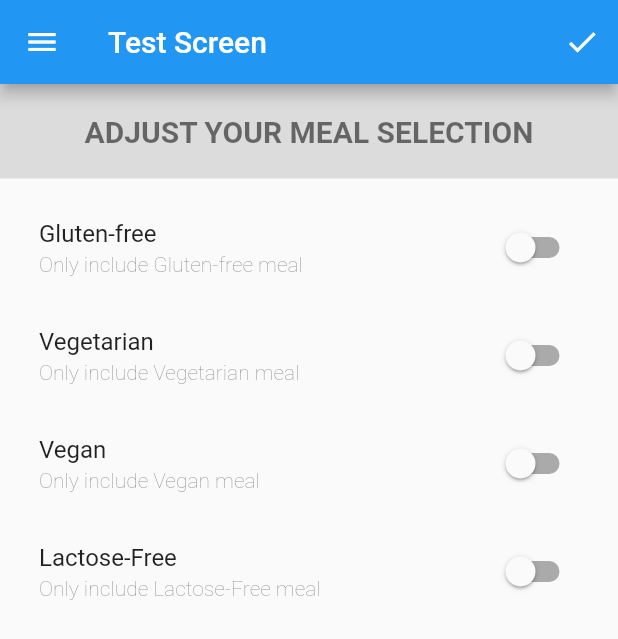
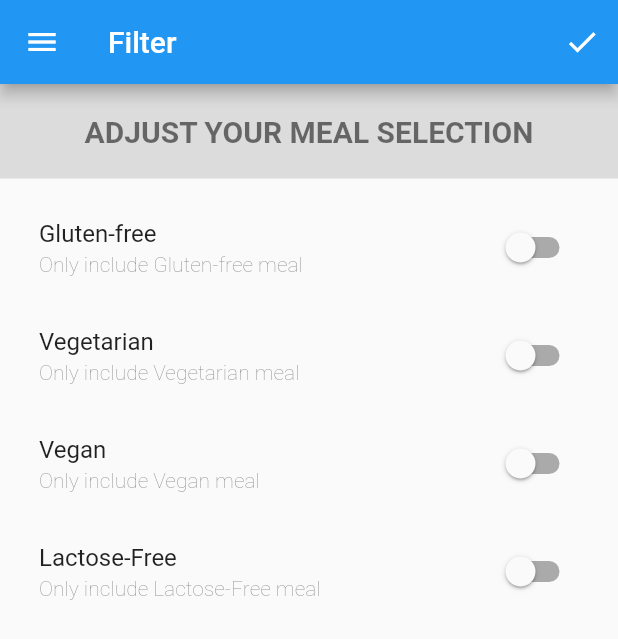
Before and after one commit to Mobarak6/FoodApp, a Flutter app: the FilterScreen screen opened by its route, on a phone screen of 412 x 824 dp. Shown: the top 639 px of the screen. Run offline on Flutter 3.47's test engine with Material 2 defaults, Android fonts, the phone set to English and light mode, and no system bars; network calls fail.

Commit message:
screenShots

```diff
--- a/foodapp/lib/Screen/filter_Screen.dart
+++ b/foodapp/lib/Screen/filter_Screen.dart
@@ -59,7 +59,7 @@ class _FilterScreenState extends State<FilterScreen> {
             icon: Icon(Icons.done),
           ),
         ],
-        title: Text('Test Screen'),
+        title: Text('Filter'),
       ),
       drawer: DrawerWidget(),
       body: Container(
```
Also changed, not shown: 6 other files.
